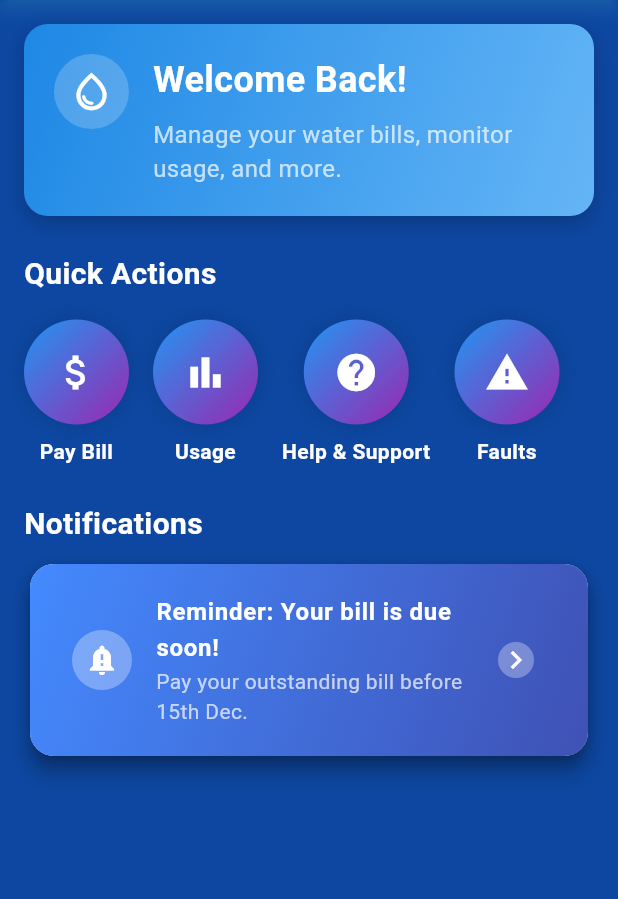
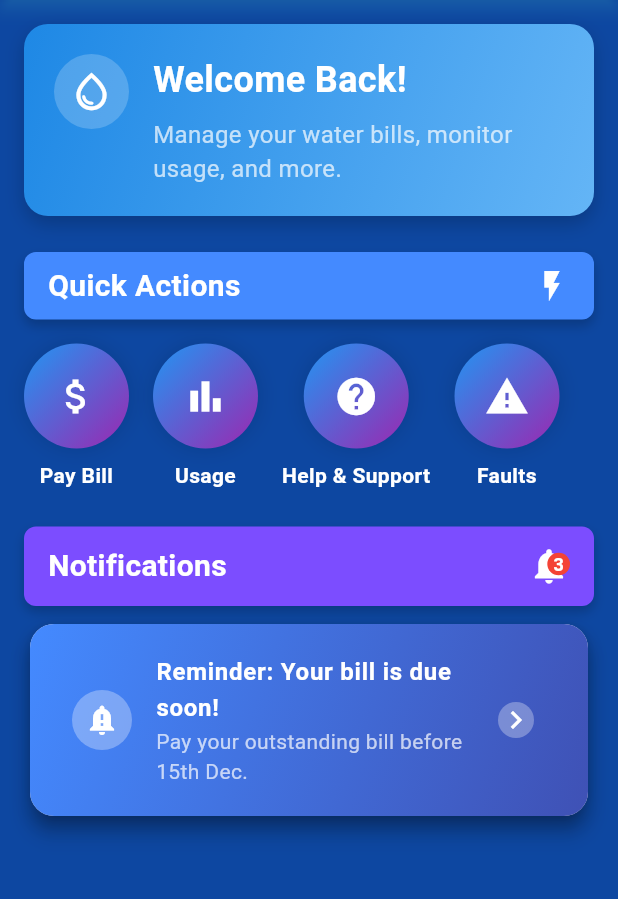
Before and after one commit to NexusGKSoftwares/pure_waters_app, a Flutter app: the screen it shows after launch, after a tap on "Login", on a phone screen of 412 x 824 dp, the part 84-983 px from its top. Run offline on Flutter 3.47's test engine with Material 3 defaults, Android fonts, the phone set to English and light mode, and no system bars; our stand-ins replace image_picker.

```diff
--- a/lib/screens/dashboard_screen.dart
+++ b/lib/screens/dashboard_screen.dart
@@ -69,7 +69,23 @@ class DashboardScreen extends StatelessWidget {
               const SizedBox(height: 24),
 
               // Quick Actions
-              const Text(
+              Container(
+                padding: const EdgeInsets.symmetric(horizontal: 16.0, vertical: 8.0),
+                decoration: BoxDecoration(
+                  color: Colors.blueAccent,
+                  borderRadius: BorderRadius.circular(8.0),
+                  boxShadow: [
+                    BoxShadow(
+                      color: Colors.black.withOpacity(0.2),
+                      offset: const Offset(0, 4),
+                      blurRadius: 6.0,
+                    ),
+                  ],
+                ),
+                child: const Row(
+                  mainAxisAlignment: MainAxisAlignment.spaceBetween,
+                  children: [
+                    Text(
                       'Quick Actions',
                       style: TextStyle(
                         fontSize: 20,
@@ -77,12 +93,37 @@ class DashboardScreen extends StatelessWidget {
                         color: Colors.white,
                       ),
                     ),
+                    Icon(
+                      Icons.flash_on,
+                      color: Colors.white,
+                      size: 24.0,
+                    ),
+                  ],
+                ),
+              ),
+
               const SizedBox(height: 16),
               _buildQuickActions(context),
 
               const SizedBox(height: 24),
 
               // Notifications Section
+              Container(
+                padding: const EdgeInsets.symmetric(horizontal: 16.0, vertical: 12.0),
+                decoration: BoxDecoration(
+                  color: Colors.deepPurpleAccent,
+                  borderRadius: BorderRadius.circular(8.0),
+                  boxShadow: [
+                    BoxShadow(
+                      color: Colors.black.withOpacity(0.2),
+                      offset: const Offset(0, 4),
+                      blurRadius: 6.0,
+                    ),
+                  ],
+                ),
+                child: Row(
+                  mainAxisAlignment: MainAxisAlignment.spaceBetween,
+                  children: [
                     const Text(
                       'Notifications',
                       style: TextStyle(
@@ -91,6 +132,38 @@ class DashboardScreen extends StatelessWidget {
                         color: Colors.white,
                       ),
                     ),
+                    Stack(
+                      children: [
+                        const Icon(
+                          Icons.notifications,
+                          color: Colors.white,
+                          size: 28.0,
+                        ),
+                        Positioned(
+                          right: 0,
+                          top: 0,
+                          child: Container(
+                            padding: const EdgeInsets.all(4.0),
+                            decoration: const BoxDecoration(
+                              color: Colors.red,
+                              shape: BoxShape.circle,
+                            ),
+                            child: const Text(
+                              '3',
+                              style: TextStyle(
+                                color: Colors.white,
+                                fontSize: 12.0,
+                                fontWeight: FontWeight.bold,
+                              ),
+                            ),
+                          ),
+                        ),
+                      ],
+                    ),
+                  ],
+                ),
+              ),
+
               const SizedBox(height: 8),
               _buildNotificationCard(),
             ],
--- a/lib/screens/login_screen.dart
+++ b/lib/screens/login_screen.dart
@@ -6,29 +6,51 @@ class LoginPage extends StatelessWidget {
   @override
   Widget build(BuildContext context) {
     return Scaffold(
-      backgroundColor: Colors.blue[50],
-      appBar: AppBar(
-        title: const Text('Login'),
-        backgroundColor: Colors.blueAccent,
-        elevation: 0, // Reduced elevation for a clean look
+      body: Stack(
+        children: [
+          // Background Image
+          Container(
+            decoration: const BoxDecoration(
+              image: DecorationImage(
+                image: AssetImage('assets/images/background.png'), // Path to your background image
+                fit: BoxFit.cover, // Ensure the image covers the screen
               ),
-      body: Padding(
-        padding: const EdgeInsets.all(24.0), // Increased padding for cleaner space
+            ),
+          ),
+          // Foreground Content
+          Padding(
+            padding: const EdgeInsets.all(24.0),
             child: SingleChildScrollView(
-          child: Center( // Center the content for balance
+              child: Center(
                 child: Column(
                   mainAxisAlignment: MainAxisAlignment.center,
+                  crossAxisAlignment: CrossAxisAlignment.center,
                   children: [
-                const SizedBox(height: 40),
+                    const SizedBox(height: 100), // Adjust spacing for the image
                     const Text(
                       'Welcome Back!',
                       style: TextStyle(
                         fontSize: 30,
                         fontWeight: FontWeight.bold,
-                    color: Colors.blueAccent,
+                        color: Colors.white, // White text for visibility on the background
+                        shadows: [
+                          Shadow(
+                            color: Colors.black54,
+                            offset: Offset(2, 2),
+                            blurRadius: 4,
+                          ),
+                        ],
                       ),
                     ),
-                const SizedBox(height: 20),
+                    const SizedBox(height: 10),
+                    const Text(
+                      'Log in to your account to continue',
+                      style: TextStyle(
+                        fontSize: 16,
+                        color: Colors.white70, // Slightly faded white for the subtitle
+                      ),
+                    ),
+                    const SizedBox(height: 30),
                     _buildInputField(
                       label: 'Email',
                       icon: Icons.email,
@@ -43,7 +65,6 @@ class LoginPage extends StatelessWidget {
                     const SizedBox(height: 30),
                     ElevatedButton(
                       onPressed: () {
-                    // Navigate to Dashboard after successful login
                         Navigator.pushNamed(context, '/dashboard');
                       },
                       style: ElevatedButton.styleFrom(
@@ -52,10 +73,15 @@ class LoginPage extends StatelessWidget {
                         shape: RoundedRectangleBorder(
                           borderRadius: BorderRadius.circular(12),
                         ),
+                        elevation: 5, // Button elevation for depth
                       ),
                       child: const Text(
                         'Login',
-                    style: TextStyle(fontSize: 18, fontWeight: FontWeight.bold),
+                        style: TextStyle(
+                          fontSize: 18,
+                          fontWeight: FontWeight.bold,
+                          color: Colors.white,
+                        ),
                       ),
                     ),
                     const SizedBox(height: 20),
@@ -65,7 +91,10 @@ class LoginPage extends StatelessWidget {
                       },
                       child: const Text(
                         'Forgot Password?',
-                    style: TextStyle(color: Colors.blueAccent),
+                        style: TextStyle(
+                          color: Colors.white,
+                          decoration: TextDecoration.underline,
+                        ),
                       ),
                     ),
                     const SizedBox(height: 20),
@@ -73,9 +102,20 @@ class LoginPage extends StatelessWidget {
                       onPressed: () {
                         Navigator.pushNamed(context, '/register');
                       },
-                  child: const Text(
-                    'Don’t have an account? Register',
-                    style: TextStyle(color: Colors.blueAccent),
+                      child: const Text.rich(
+                        TextSpan(
+                          text: "Don’t have an account? ",
+                          style: TextStyle(color: Colors.white70),
+                          children: [
+                            TextSpan(
+                              text: 'Register',
+                              style: TextStyle(
+                                color: Colors.blueAccent,
+                                fontWeight: FontWeight.bold,
+                              ),
+                            ),
+                          ],
+                        ),
                       ),
                     ),
                   ],
@@ -83,15 +123,21 @@ class LoginPage extends StatelessWidget {
               ),
             ),
           ),
+        ],
+      ),
     );
   }
 
-  Widget _buildInputField({required String label, required IconData icon, required bool obscureText}) {
+  Widget _buildInputField({
+    required String label,
+    required IconData icon,
+    required bool obscureText,
+  }) {
     return TextField(
       obscureText: obscureText,
       decoration: InputDecoration(
         filled: true,
-        fillColor: Colors.white,
+        fillColor: Colors.white.withOpacity(0.9), // Semi-transparent background
         labelText: label,
         labelStyle: const TextStyle(color: Colors.blueAccent),
         prefixIcon: Icon(icon, color: Colors.blueAccent),
```
Also changed, not shown: pubspec.yaml (+4 -3 lines), assets/images/background.png (added), lib/main.dart (line endings or trailing spaces), pubspec.lock, 5 other files. Lines whose indentation alone changed are shown as unchanged.
